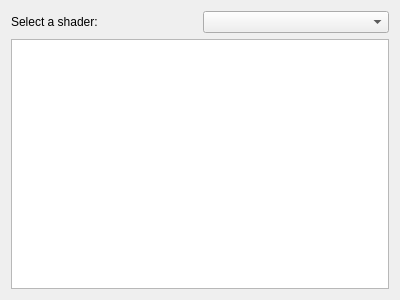
This is gui/ui/shaderssourcewidget.ui in apitrace/apitrace as Qt 5 draws it before an edit. The edited form follows.
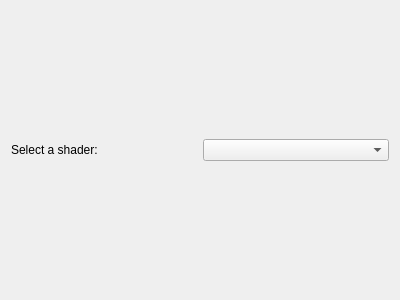
This is the edited form.

The edit to the form file:
```diff
--- a/gui/ui/shaderssourcewidget.ui
+++ b/gui/ui/shaderssourcewidget.ui
@@ -28,16 +28,6 @@
      </item>
     </layout>
    </item>
-   <item>
-    <widget class="QPlainTextEdit" name="shadersTextEdit">
-     <property name="readOnly">
-      <bool>true</bool>
-     </property>
-     <property name="textInteractionFlags">
-      <set>Qt::TextSelectableByMouse</set>
-     </property>
-    </widget>
-   </item>
   </layout>
  </widget>
  <resources/>
```
